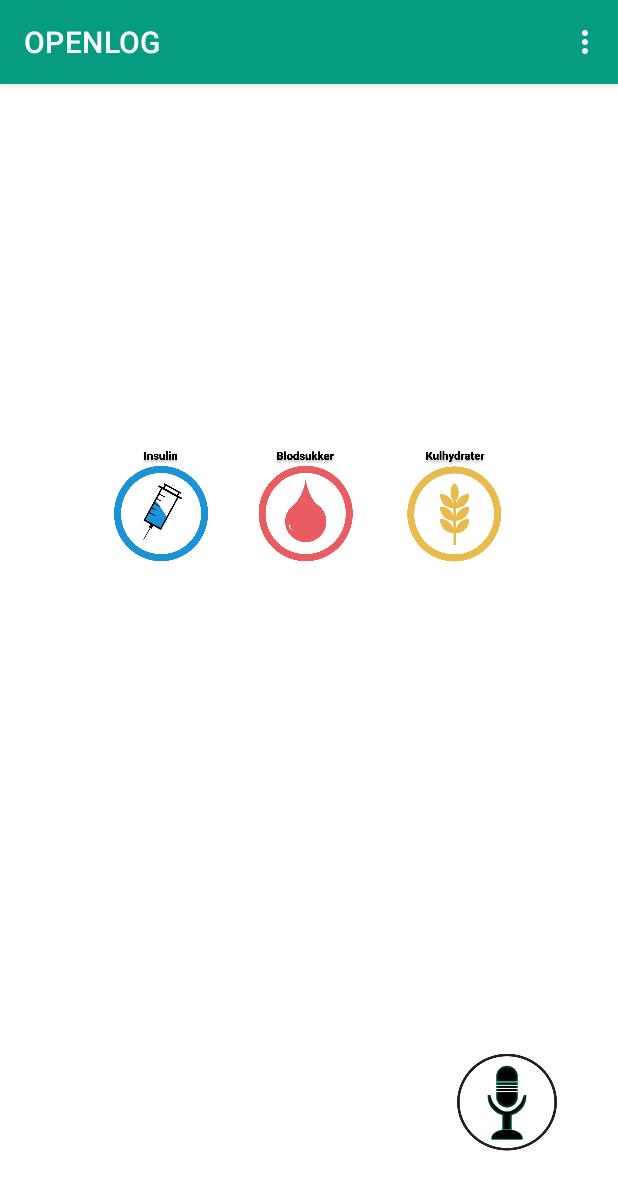
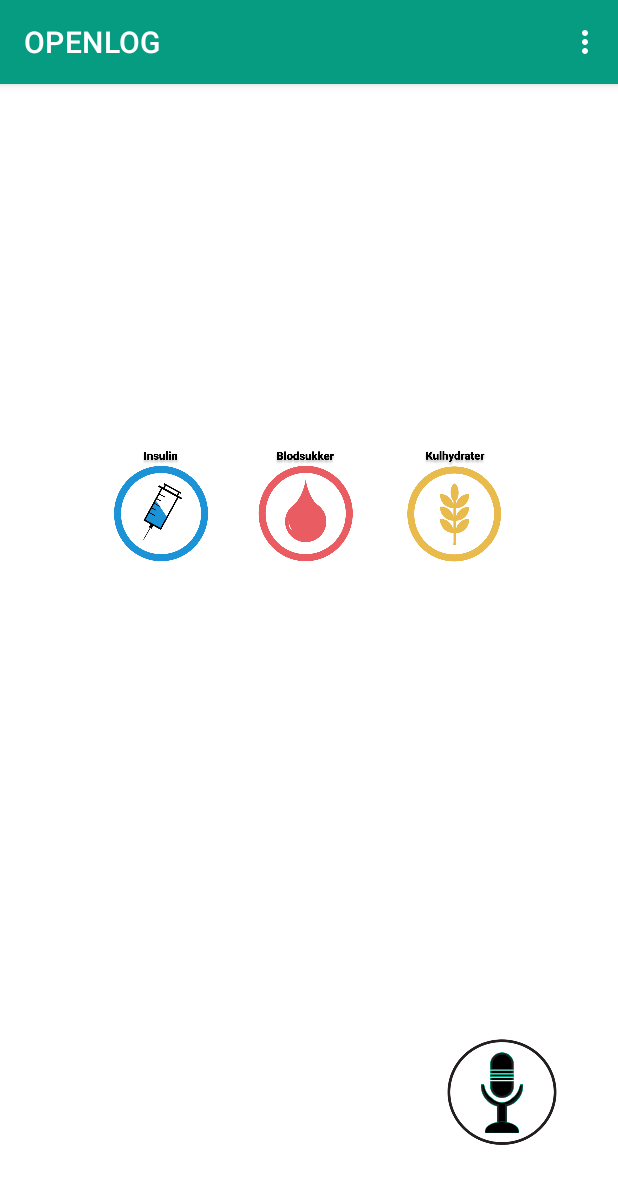
Before and after one commit to RGA797/OPENLOG, an Android app: the manuelIndtastning screen opened through its navigation route, on a phone screen of 412 x 824 dp. Shown: the top 1190 px of the screen. Run offline under Robolectric (Android 15) with nearby library versions, the phone set to English and light mode, and no system bars; our stand-ins replace Firebase (no records; nobody signed in at launch, a user with empty details on screens opened directly), data binding.

```diff
--- a/app/src/main/res/layout/fragment_manuel_indtastning.xml
+++ b/app/src/main/res/layout/fragment_manuel_indtastning.xml
@@ -65,8 +65,8 @@
 
     <ImageButton
             android:id="@+id/imageButton15"
-            android:layout_width="146dp"
-            android:layout_height="137dp"
+            android:layout_width="152dp"
+            android:layout_height="151dp"
             android:backgroundTint="@color/white"
             android:scaleType="centerInside"
             android:src="@drawable/mikrofonny"
```
Also changed, not shown: app/src/main/res/layout/fragment_opret_profil.xml (+11 -0 lines).
